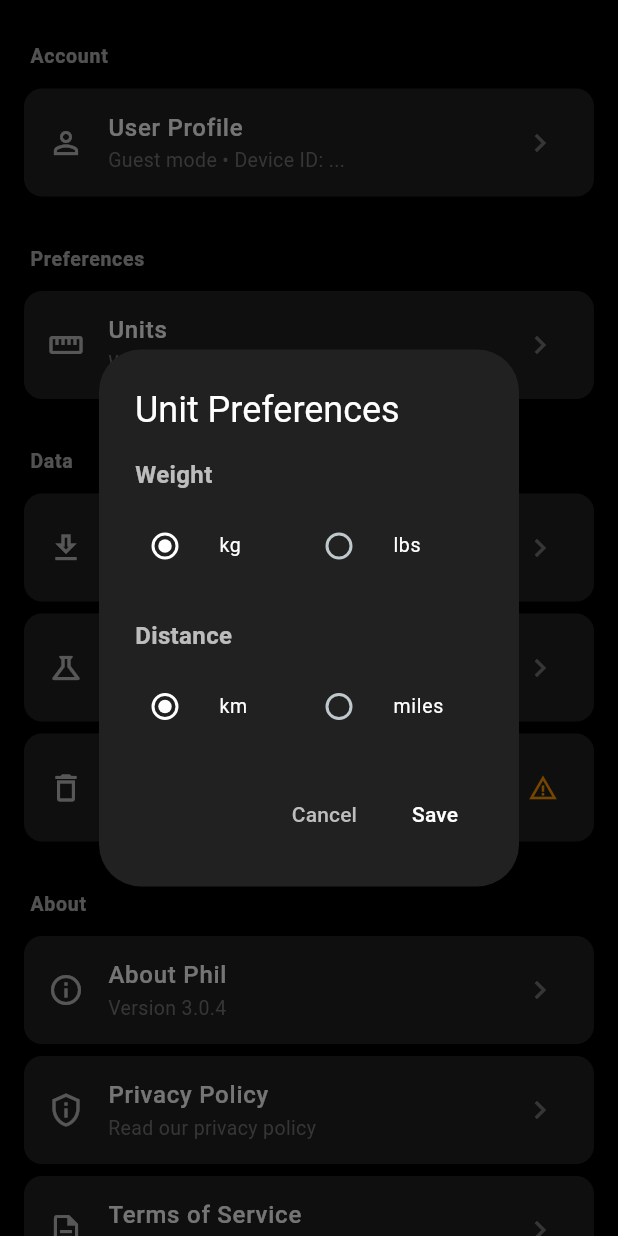
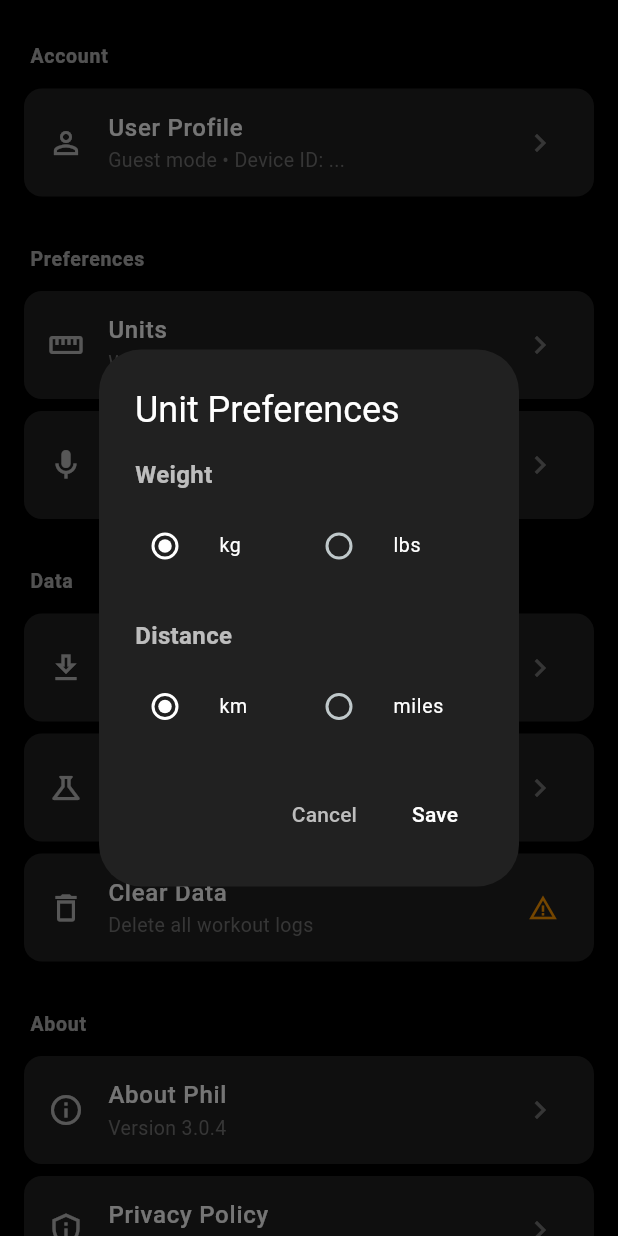
Before and after one commit to Rabbit-CollectiveScience/phil, a Flutter app: the SettingsPage screen opened directly with empty values, after a tap on "Units", on a phone screen of 412 x 824 dp. Run offline on Flutter 3.47's test engine with Material 3 defaults, Android fonts, the phone set to English and light mode, and no system bars; our stand-ins replace device_info_plus, hive, hive_flutter, shared_preferences, speech_to_text; accounts and stored records are empty.

Commit message:
set language for recognition in setting

```diff
--- a/apps/mobile/lib/config.dart
+++ b/apps/mobile/lib/config.dart
@@ -53,12 +53,18 @@ class Config {
   /// Default distance unit (miles or km)
   static const String defaultDistanceUnit = 'km';
 
+  /// Default speech language (null = use device default)
+  static const String? defaultSpeechLanguage = null;
+
   /// SharedPreferences key for weight unit
   static const String weightUnitKey = 'weight_unit';
 
   /// SharedPreferences key for distance unit
   static const String distanceUnitKey = 'distance_unit';
 
+  /// SharedPreferences key for speech language
+  static const String speechLanguageKey = 'speech_language';
+
   // ============================================================================
   // TODO: Add your configuration values here
   // ============================================================================
--- a/apps/mobile/lib/l1_ui/record.dart
+++ b/apps/mobile/lib/l1_ui/record.dart
@@ -1,6 +1,7 @@
 import 'package:flutter/material.dart';
 import 'browse_exercises_screen.dart';
 import '../l3_service/speech_service.dart';
+import '../l3_service/settings_service.dart';
 
 class RecordPage extends StatefulWidget {
   const RecordPage({super.key});
@@ -109,6 +110,10 @@ class _RecordPageState extends State<RecordPage>
         _isProcessing = false;
       });
     } else {
+      // Get user's preferred speech language
+      final settings = await SettingsService.getInstance();
+      final localeId = settings.speechLanguage;
+
       // Start recording
       setState(() {
         _isRecording = true;
@@ -116,6 +121,7 @@ class _RecordPageState extends State<RecordPage>
       });
 
       await _speechService.startListening(
+        localeId: localeId,
         onResult: (finalText) {
           // Final transcription received
           if (finalText.isNotEmpty) {
--- a/apps/mobile/lib/l1_ui/settings.dart
+++ b/apps/mobile/lib/l1_ui/settings.dart
@@ -2,6 +2,8 @@ import 'package:flutter/material.dart';
 import '../l3_service/seed_data_service.dart';
 import '../l3_service/workout_service.dart';
 import '../l3_service/settings_service.dart';
+import '../l3_service/speech_service.dart';
+import 'package:speech_to_text/speech_to_text.dart' as stt;
 import 'user_profile_screen.dart';
 
 class SettingsPage extends StatefulWidget {
@@ -18,11 +20,16 @@ class _SettingsPageState extends State<SettingsPage> {
   bool _isClearingData = false;
   String _weightUnit = 'kg';
   String _distanceUnit = 'km';
+  String? _speechLanguage;
+  List<stt.LocaleName> _availableLocales = [];
+  String? _systemLocaleId;
+  final SpeechService _speechService = SpeechService();
 
   @override
   void initState() {
     super.initState();
     _loadPreferences();
+    _loadAvailableLocales();
   }
 
   Future<void> _loadPreferences() async {
@@ -30,7 +37,22 @@ class _SettingsPageState extends State<SettingsPage> {
     setState(() {
       _weightUnit = settings.weightUnit;
       _distanceUnit = settings.distanceUnit;
+      _speechLanguage = settings.speechLanguage;
     });
+  }
+
+  Future<void> _loadAvailableLocales() async {
+    try {
+      await _speechService.initialize();
+      final locales = await _speechService.getLocales();
+      final systemLocale = await _speechService.getSystemLocale();
+      setState(() {
+        _availableLocales = locales;
+        _systemLocaleId = systemLocale;
+      });
+    } catch (e) {
+      print('Error loading locales: $e');
+    }
   }
 
   Future<void> _addMockData() async {
@@ -398,6 +420,123 @@ class _SettingsPageState extends State<SettingsPage> {
     }
   }
 
+  String _getSpeechLanguageDisplay() {
+    if (_speechLanguage == null) {
+      // Show device default with the actual system language name
+      if (_systemLocaleId != null) {
+        final systemLocale = _availableLocales.firstWhere(
+          (l) => l.localeId == _systemLocaleId,
+          orElse: () => stt.LocaleName(_systemLocaleId!, _systemLocaleId!),
+        );
+        return 'Device default (${systemLocale.name})';
+      }
+      return 'Device default';
+    }
+    final locale = _availableLocales.firstWhere(
+      (l) => l.localeId == _speechLanguage,
+      orElse: () => stt.LocaleName(_speechLanguage!, _speechLanguage!),
+    );
+    return locale.name;
+  }
+
+  Future<void> _showSpeechLanguageDialog() async {
+    String? selectedLanguage = _speechLanguage;
+
+    // Get actual system locale name
+    String deviceDefaultLabel = 'Device default';
+    if (_systemLocaleId != null) {
+      final systemLocale = _availableLocales.firstWhere(
+        (l) => l.localeId == _systemLocaleId,
+        orElse: () => stt.LocaleName(_systemLocaleId!, _systemLocaleId!),
+      );
+      deviceDefaultLabel = 'Device default (${systemLocale.name})';
+    }
+
+    final result = await showDialog<bool>(
+      context: context,
+      builder: (context) => StatefulBuilder(
+        builder: (context, setDialogState) => AlertDialog(
+          backgroundColor: Colors.grey[900],
+          title: const Text(
+            'Speech Language',
+            style: TextStyle(color: Colors.white),
+          ),
+          content: SingleChildScrollView(
+            child: Column(
+              mainAxisSize: MainAxisSize.min,
+              children: [
+                RadioListTile<String?>(
+                  title: Text(
+                    deviceDefaultLabel,
+                    style: const TextStyle(color: Colors.white),
+                  ),
+                  value: null,
+                  groupValue: selectedLanguage,
+                  activeColor: Colors.white,
+                  onChanged: (value) {
+                    setDialogState(() {
+                      selectedLanguage = value;
+                    });
+                  },
+                  contentPadding: EdgeInsets.zero,
+                  dense: true,
+                ),
+                const Divider(color: Colors.white24),
+                ..._availableLocales.map(
+                  (locale) => RadioListTile<String?>(
+                    title: Text(
+                      locale.name,
+                      style: const TextStyle(color: Colors.white),
+                    ),
+                    value: locale.localeId,
+                    groupValue: selectedLanguage,
+                    activeColor: Colors.white,
+                    onChanged: (value) {
+                      setDialogState(() {
+                        selectedLanguage = value;
+                      });
+                    },
+                    contentPadding: EdgeInsets.zero,
+                    dense: true,
+                  ),
+                ),
+              ],
+            ),
+          ),
+          actions: [
+            TextButton(
+              onPressed: () => Navigator.pop(context, false),
+              child: Text('Cancel', style: TextStyle(color: Colors.grey[400])),
+            ),
+            TextButton(
+              onPressed: () => Navigator.pop(context, true),
+              child: const Text('Save', style: TextStyle(color: Colors.white)),
+            ),
+          ],
+        ),
+      ),
+    );
+
+    if (result != true || !mounted) return;
+
+    final settings = await SettingsService.getInstance();
+    await settings.setSpeechLanguage(selectedLanguage);
+
+    setState(() {
+      _speechLanguage = selectedLanguage;
+    });
+
+    if (mounted) {
+      ScaffoldMessenger.of(context).showSnackBar(
+        SnackBar(
+          content: const Text('✅ Speech language updated'),
+          backgroundColor: Colors.green[700],
+          duration: const Duration(seconds: 2),
+        ),
+      );
+    }
+  }
+
   @override
   Widget build(BuildContext context) {
     return Scaffold(
@@ -432,6 +571,12 @@ class _SettingsPageState extends State<SettingsPage> {
               title: 'Units',
               subtitle: 'Weight: $_weightUnit • Distance: $_distanceUnit',
               onTap: () => _showUnitsDialog(),
+            ),
+            _buildSettingsTile(
+              icon: Icons.mic_outlined,
+              title: 'Speech Language',
+              subtitle: _getSpeechLanguageDisplay(),
+              onTap: () => _showSpeechLanguageDialog(),
             ),
 
             const SizedBox(height: 20),
--- a/apps/mobile/lib/l3_service/speech_service.dart
+++ b/apps/mobile/lib/l3_service/speech_service.dart
@@ -1,4 +1,5 @@
 import 'package:speech_to_text/speech_to_text.dart' as stt;
+import 'dart:ui' as ui;
 
 /// Service for handling speech-to-text functionality
 class SpeechService {
@@ -30,12 +31,66 @@ class SpeechService {
     }
   }
 
+  /// Get the device's current system locale
+  Future<String?> getSystemLocale() async {
+    if (!_isInitialized) {
+      await initialize();
+    }
+
+    // Get device's actual locale from Flutter
+    final deviceLocale = ui.PlatformDispatcher.instance.locale;
+    print(
+      '🔍 Device locale: ${deviceLocale.languageCode}_${deviceLocale.countryCode}',
+    );
+
+    // Convert to both formats (underscore and dash) for matching
+    final deviceLocaleIdUnderscore =
+        '${deviceLocale.languageCode}_${deviceLocale.countryCode}';
+    final deviceLocaleIdDash =
+        '${deviceLocale.languageCode}-${deviceLocale.countryCode}';
+
+    // Check if this locale is available in speech recognition
+    final locales = await getLocales();
+    print(
+      '🔍 Available locales: ${locales.map((l) => l.localeId).take(5).join(", ")}...',
+    );
+
+    // Try exact match first (both formats), then language-only match
+    final matchingLocale = locales.firstWhere(
+      (l) =>
+          l.localeId == deviceLocaleIdUnderscore ||
+          l.localeId == deviceLocaleIdDash ||
+          l.localeId.toLowerCase() == deviceLocaleIdUnderscore.toLowerCase() ||
+          l.localeId.toLowerCase() == deviceLocaleIdDash.toLowerCase(),
+      orElse: () {
+        // Fallback: find any locale with matching language code
+        return locales.firstWhere(
+          (l) =>
+              l.localeId.toLowerCase().startsWith(
+                '${deviceLocale.languageCode.toLowerCase()}-',
+              ) ||
+              l.localeId.toLowerCase().startsWith(
+                '${deviceLocale.languageCode.toLowerCase()}_',
+              ),
+          orElse: () => locales.isNotEmpty
+              ? locales.first
+              : stt.LocaleName('en-US', 'English'),
+        );
+      },
+    );
+
+    print('🔍 Matched locale: ${matchingLocale.localeId}');
+    return matchingLocale.localeId;
+  }
+
   /// Start listening for speech input
   /// Returns a stream of transcribed text via the onResult callback
+  /// [localeId] - Optional locale ID (e.g., 'en_US', 'th_TH'). If null, uses device default.
   Future<void> startListening({
     required Function(String) onResult,
     Function(String)? onPartialResult,
     Function(String)? onError,
+    String? localeId,
   }) async {
     if (!_isInitialized) {
       final initialized = await initialize();
@@ -60,6 +115,7 @@ class SpeechService {
             onPartialResult?.call(result.recognizedWords);
           }
         },
+        localeId: localeId,
         listenFor: const Duration(seconds: 30),
         pauseFor: const Duration(seconds: 3),
         partialResults: true,
```
Also changed, not shown: apps/mobile/lib/l3_service/settings_service.dart (+18 -0 lines).
